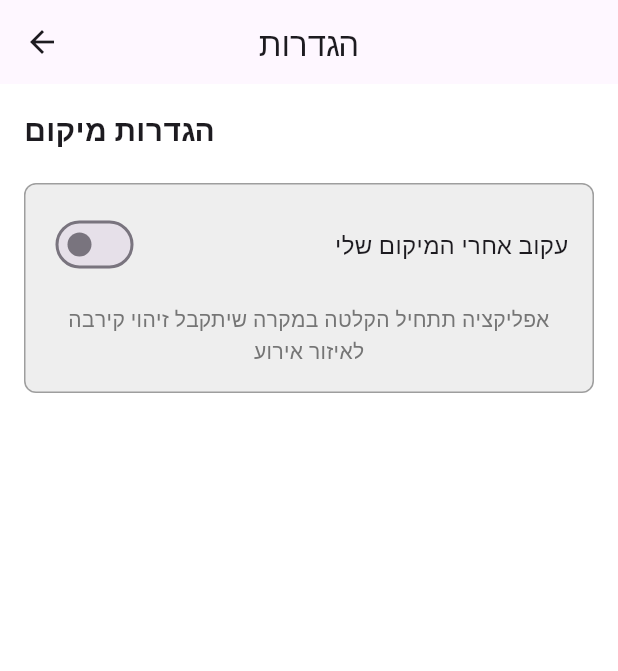
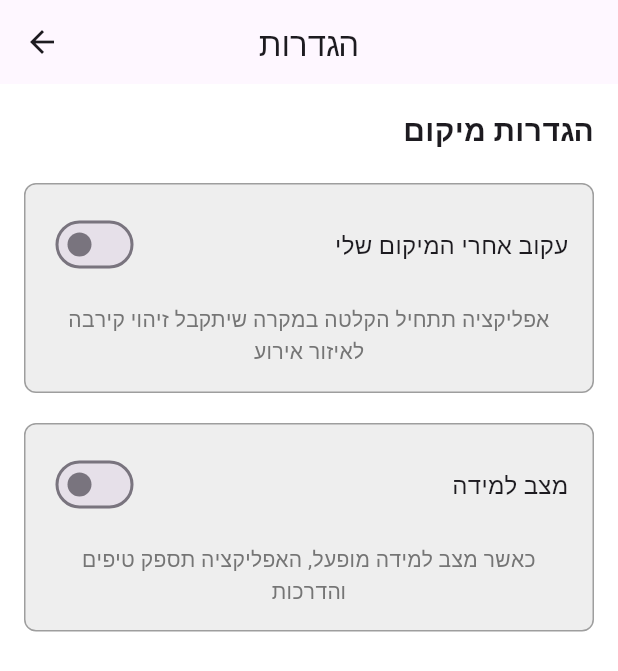
Before and after one commit to Meir-Crombie/ResQDoc-Hackthon, a Flutter app: the Settings screen opened by its route, on a phone screen of 412 x 824 dp. Shown: the top 671 px of the screen. Run offline on Flutter 3.47's test engine with Material 3 defaults, Android fonts, the phone set to English and light mode, and no system bars; our stand-ins replace just_audio, permission_handler; missing offline and left inert: record.

Commit message:
add more setting option and change display visibility

```diff
--- a/frontend/lib/pages/settings_page.dart
+++ b/frontend/lib/pages/settings_page.dart
@@ -8,7 +8,8 @@ class Settings extends StatefulWidget {
 }
 
 class _SettingsState extends State<Settings> {
-  bool _trackLocation = false; // משתנה לניהול מצב המעקב אחרי המיקום
+  bool _trackLocation = false; // משתנה למעקב מיקום
+  bool _learningMode = false; // משתנה למצב למידה
 
   @override
   Widget build(BuildContext context) {
@@ -23,11 +24,14 @@ class _SettingsState extends State<Settings> {
         child: Column(
           crossAxisAlignment: CrossAxisAlignment.start, // יישור התוכן לשמאל
           children: [
-            Text(
-              'הגדרות מיקום',
-              style: TextStyle(
-                fontSize: 20,
-                fontWeight: FontWeight.bold,
+            Align(
+              alignment: Alignment.centerRight, // יישור הכותרת לימין
+              child: Text(
+                'הגדרות מיקום',
+                style: TextStyle(
+                  fontSize: 20,
+                  fontWeight: FontWeight.bold,
+                ),
               ),
             ),
             const SizedBox(height: 20), // מרווח אנכי
@@ -69,6 +73,45 @@ class _SettingsState extends State<Settings> {
                 ],
               ),
             ),
+            const SizedBox(height: 20), // מרווח אנכי
+            Container(
+              decoration: BoxDecoration(
+                color: Colors.grey[200], // רקע אפור בהיר
+                borderRadius: BorderRadius.circular(8),
+                border: Border.all(color: Colors.grey), // גבול אפור
+              ),
+              padding: const EdgeInsets.all(16.0),
+              child: Column(
+                children: [
+                  Row(
+                    mainAxisAlignment: MainAxisAlignment.spaceBetween,
+                    children: [
+                      Switch(
+                        value: _learningMode,
+                        onChanged: (bool value) {
+                          setState(() {
+                            _learningMode = value; // עדכון מצב למידה
+                          });
+                        },
+                      ),
+                      Text(
+                        'מצב למידה',
+                        style: TextStyle(fontSize: 16),
+                      ),
+                    ],
+                  ),
+                  const SizedBox(height: 16), // מרווח אנכי בין השורה להערה
+                  Text(
+                    'כאשר מצב למידה מופעל, האפליקציה תספק טיפים והדרכות',
+                    textAlign: TextAlign.center, // יישור הטקסט למרכז
+                    style: TextStyle(
+                      fontSize: 14,
+                      color: Colors.grey[600], // צבע טקסט אפור כהה
+                    ),
+                  ),
+                ],
+              ),
+            ),
           ],
         ),
       ),
```
